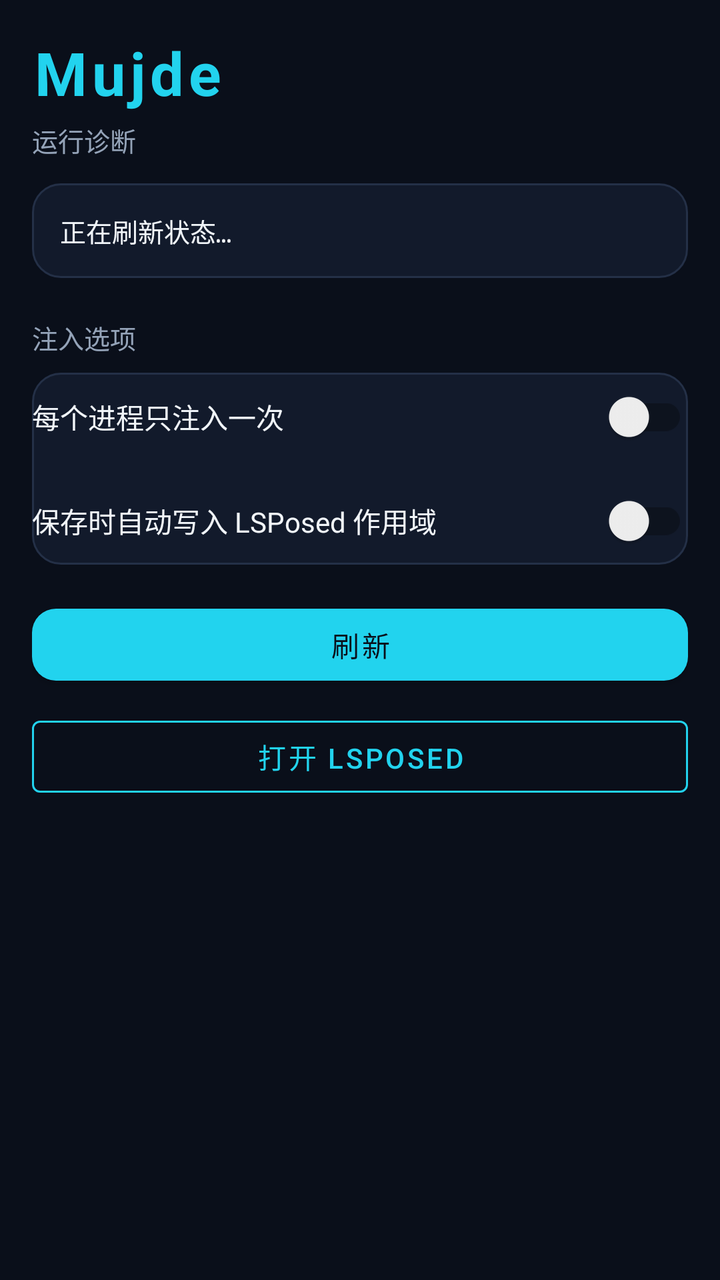
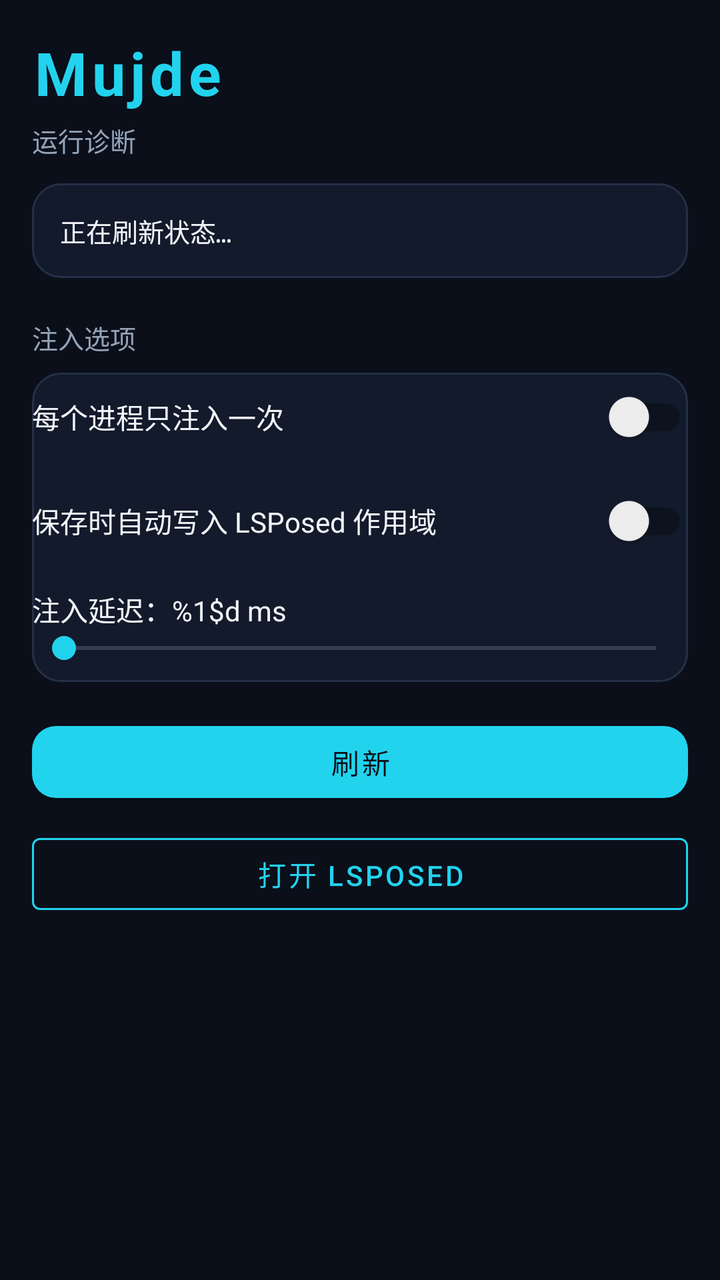

Two renders of the same Android screen: before a commit and after it. Below are the layout's source before the change and the commit's diff.
<!-- AndroidManifest.xml: application theme Theme.MujdeTheme -->
<!-- res/layout/fragment_home.xml -->
<?xml version="1.0" encoding="utf-8"?>
<ScrollView xmlns:android="http://schemas.android.com/apk/res/android"
    xmlns:app="http://schemas.android.com/apk/res-auto"
    android:layout_width="match_parent"
    android:layout_height="match_parent"
    android:background="@color/bg"
    android:fillViewport="true">

    <LinearLayout
        android:layout_width="match_parent"
        android:layout_height="wrap_content"
        android:orientation="vertical"
        android:padding="16dp">

        <TextView
            android:layout_width="match_parent"
            android:layout_height="wrap_content"
            android:letterSpacing="0.08"
            android:text="@string/app_name"
            android:textColor="@color/accent"
            android:textSize="30sp"
            android:textStyle="bold" />

        <TextView
            android:layout_width="match_parent"
            android:layout_height="wrap_content"
            android:layout_marginTop="4dp"
            android:text="@string/status_card_title"
            android:textColor="@color/on_surface_muted"
            android:textSize="13sp" />

        <TextView
            android:id="@+id/text_status"
            android:layout_width="match_parent"
            android:layout_height="wrap_content"
            android:layout_marginTop="12dp"
            android:background="@drawable/bg_card"
            android:fontFamily="monospace"
            android:lineSpacingExtra="3dp"
            android:padding="14dp"
            android:text="@string/status_loading"
            android:textColor="@color/on_surface"
            android:textSize="13sp" />

        <TextView
            android:layout_width="match_parent"
            android:layout_height="wrap_content"
            android:layout_marginTop="20dp"
            android:text="@string/settings_card_title"
            android:textColor="@color/on_surface_muted"
            android:textSize="13sp" />

        <LinearLayout
            android:layout_width="match_parent"
            android:layout_height="wrap_content"
            android:layout_marginTop="8dp"
            android:background="@drawable/bg_card"
            android:orientation="vertical">

            <androidx.appcompat.widget.SwitchCompat
                android:id="@+id/switch_inject_once"
                android:layout_width="match_parent"
                android:layout_height="wrap_content"
                android:paddingTop="4dp"
                android:paddingBottom="8dp"
                android:text="@string/inject_once"
                android:textColor="@color/on_surface" />

            <androidx.appcompat.widget.SwitchCompat
                android:id="@+id/switch_auto_scope"
                android:layout_width="match_parent"
                android:layout_height="wrap_content"
                android:paddingTop="8dp"
                android:paddingBottom="4dp"
                android:text="@string/auto_scope"
                android:textColor="@color/on_surface" />
        </LinearLayout>

        <com.google.android.material.button.MaterialButton
            android:id="@+id/btn_refresh_status"
            android:layout_width="match_parent"
            android:layout_height="wrap_content"
            android:layout_marginTop="16dp"
            android:text="@string/refresh" />

        <com.google.android.material.button.MaterialButton
            android:id="@+id/btn_open_lsposed"
            style="@style/Widget.MaterialComponents.Button.OutlinedButton"
            android:layout_width="match_parent"
            android:layout_height="wrap_content"
            android:layout_marginTop="8dp"
            android:text="@string/open_lsposed"
            android:textColor="@color/accent"
            app:strokeColor="@color/accent" />
    </LinearLayout>
</ScrollView>
<!-- resources referenced by this layout -->
<resources>
  <color name="accent">#FF22D3EE</color>
  <color name="bg">#FF0A0F1A</color>
  <color name="on_surface">#FFF1F5F9</color>
  <color name="on_surface_muted">#FF94A3B8</color>
  <!-- drawable bg_card (drawable) -->
  <?xml version="1.0" encoding="utf-8"?>
  <shape xmlns:android="http://schemas.android.com/apk/res/android" android:shape="rectangle">
      <solid android:color="@color/surface" />
      <stroke android:width="1dp" android:color="@color/stroke" />
      <corners android:radius="14dp" />
  </shape>
  <string name="app_name">Mujde</string>
  <string name="auto_scope">保存时自动写入 LSPosed 作用域</string>
  <string name="inject_once">每个进程只注入一次</string>
  <string name="open_lsposed">打开 LSPosed</string>
  <string name="refresh">刷新</string>
  <string name="settings_card_title">注入选项</string>
  <string name="status_card_title">运行诊断</string>
  <string name="status_loading">正在刷新状态…</string>
  <style name="Theme.MujdeTheme" parent="Theme.MaterialComponents.DayNight.NoActionBar">
          <item name="colorPrimary">@color/accent</item>
          <item name="colorPrimaryVariant">@color/accent_dim</item>
          <item name="colorOnPrimary">@color/bg</item>
          <item name="colorSecondary">@color/secondary</item>
          <item name="colorSecondaryVariant">@color/secondary</item>
          <item name="colorOnSecondary">@color/bg</item>
          <item name="android:statusBarColor" tools:targetApi="l">@color/bg</item>
          <item name="android:navigationBarColor">@color/bg</item>
          <item name="android:windowBackground">@color/bg</item>
          <item name="colorSurface">@color/surface</item>
          <item name="colorOnSurface">@color/on_surface</item>
          <item name="colorAccent">@color/accent</item>
          <item name="android:textColorPrimary">@color/on_surface</item>
          <item name="android:textColorSecondary">@color/on_surface_muted</item>
          <item name="bottomNavigationStyle">@style/Widget.Mujde.BottomNav</item>
          <item name="materialButtonStyle">@style/Widget.Mujde.Button</item>
      </style>
  <color name="surface">#FF121A2B</color>
  <color name="stroke">#FF243047</color>
  <color name="accent_dim">#FF0891B2</color>
  <color name="secondary">#FF818CF8</color>
  <style name="Widget.Mujde.BottomNav" parent="Widget.MaterialComponents.BottomNavigationView.Colored">
          <item name="itemIconTint">@color/nav_item_color</item>
          <item name="itemTextColor">@color/nav_item_color</item>
          <item name="backgroundTint">@color/surface</item>
          <item name="elevation">8dp</item>
          <item name="labelVisibilityMode">labeled</item>
      </style>
  <style name="Widget.Mujde.Button" parent="Widget.MaterialComponents.Button">
          <item name="backgroundTint">@color/accent</item>
          <item name="android:textColor">@color/bg</item>
          <item name="cornerRadius">12dp</item>
      </style>
</resources>

<!-- the commit's change to res/layout/fragment_home.xml (unified diff, before → after) -->
@@ -74,6 +74,21 @@
                 android:paddingBottom="4dp"
                 android:text="@string/auto_scope"
                 android:textColor="@color/on_surface" />
+
+            <TextView
+                android:id="@+id/text_inject_delay_label"
+                android:layout_width="match_parent"
+                android:layout_height="wrap_content"
+                android:paddingTop="12dp"
+                android:text="@string/inject_delay_label"
+                android:textColor="@color/on_surface" />
+
+            <SeekBar
+                android:id="@+id/seek_inject_delay"
+                android:layout_width="match_parent"
+                android:layout_height="wrap_content"
+                android:max="10000"
+                android:paddingBottom="8dp" />
         </LinearLayout>
 
         <com.google.android.material.button.MaterialButton
<!-- resource entries referenced after the edit -->
@@ -13,6 +13,7 @@
   </shape>
   <string name="app_name">Mujde</string>
   <string name="auto_scope">保存时自动写入 LSPosed 作用域</string>
+  <string name="inject_delay_label">注入延迟：%1$d ms</string>
   <string name="inject_once">每个进程只注入一次</string>
   <string name="open_lsposed">打开 LSPosed</string>
   <string name="refresh">刷新</string>
